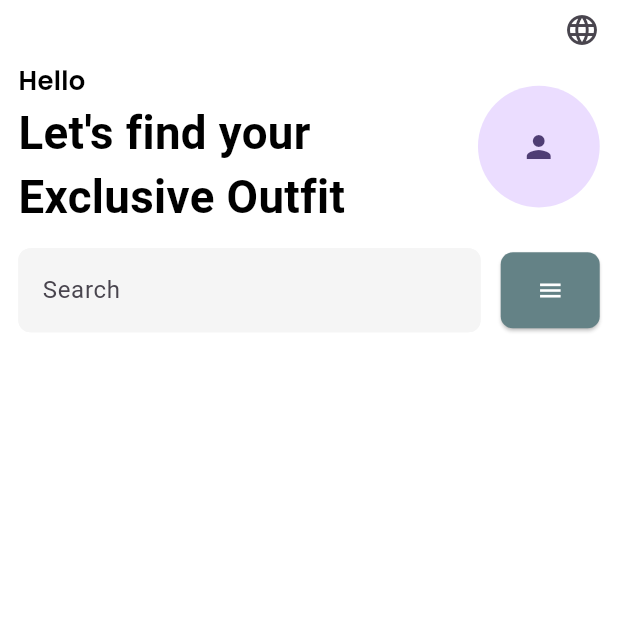
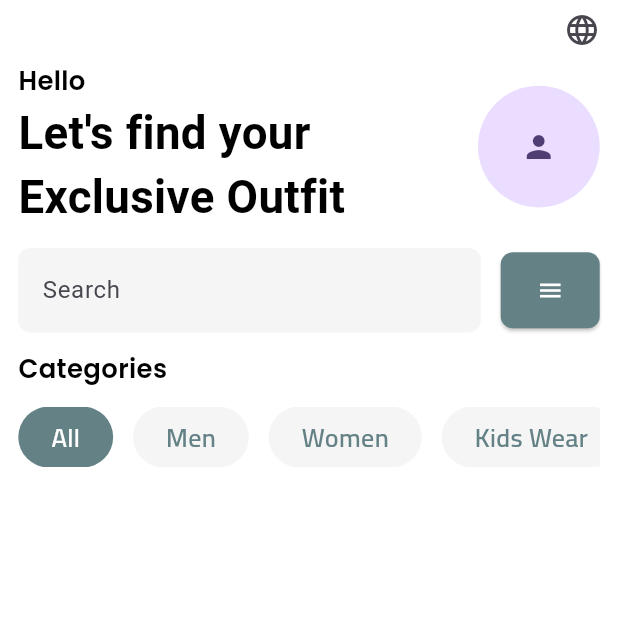
Before and after one commit to ranamohyy/T-shirt-depi-last-app, a Flutter app: the HomeScreen screen opened directly, on a phone screen of 412 x 824 dp, the top half of it. Run offline on Flutter 3.47's test engine with Material 3 defaults, Android fonts, the phone set to English and light mode, and no system bars; our stand-ins replace easy_localization, flutter_screenutil, flutter_svg, google_fonts; statements that could not run were skipped.

Commit message:
finish cateogries

```diff
--- a/assets/translations/ar.json
+++ b/assets/translations/ar.json
@@ -8,5 +8,15 @@
 
   "hello_text" :  "لنستعد للتسوق",
 
-  "search": "بحث"
+  "search": "بحث",
+  "categories" : "تصفح الفئات",
+
+
+
+
+  "All": "الكل",
+  "men": "الرجالي",
+  "women": "الحريمي",
+  "kidsWear": "الاطفال"
+
 }
--- a/assets/translations/en.json
+++ b/assets/translations/en.json
@@ -5,6 +5,13 @@
  "hello" :"Hello",
 
   "hello_text" :  "Let's find your \nExclusive Outfit ",
- "search": "Search"
+ "search": "Search",
+ "categories" : "Categories",
+
+ "All": "All",
+ "men": "Men",
+ "women": "Women",
+ "kidsWear": "Kids Wear"
+
 
 }
--- a/lib/features/home_nav/screens/home_screen.dart
+++ b/lib/features/home_nav/screens/home_screen.dart
@@ -1,8 +1,10 @@
 import '../../../helpers/parallel_imports.dart';
+import '../../search_screen/search_screen.dart';
 
-import '../../search_screen/search_screen.dart';
 part '../../../widgets/home_header.dart';
 part '../../../widgets/search_banner.dart';
+part  '../../../widgets/all_categories.dart';
+
 class HomeScreen extends StatelessWidget {
   const HomeScreen({super.key});
 
@@ -41,7 +43,12 @@ class HomeScreen extends StatelessWidget {
             ///---------------------------------------------------
             ///--------------Search bar-------------------------------
             ///---------------------------------------------------
-            SearchBanner()
+            SearchBanner(),
+            HeightSpace(AppSizes.paddingSize),
+            ///---------------------------------------------------
+            ///-------------- Categories-------------------------------
+            ///---------------------------------------------------
+            AllCategories()
 
           ],
         ),
--- a/lib/helpers/app_sizes.dart
+++ b/lib/helpers/app_sizes.dart
@@ -8,7 +8,9 @@ class AppSizes {
 
   static double paddingSize= 12.r ;
   static double doubleXLSpace =30 ;
+  static double xxLSpace =40 ;
   static double tripleXLSpace =50 ;
+  static double xLSpace =20 ;
 
   static double radiusProfile =40.r ;
   static double radiusSmall =8.r ;
--- a/lib/helpers/app_styles.dart
+++ b/lib/helpers/app_styles.dart
@@ -6,6 +6,16 @@ class AppStyles {
  static final  TextStyle kText17StyleBlack = GoogleFonts.poppins(
     fontSize: 17.sp,
     color: Colors.black,
+   fontWeight: FontWeight.w600
+  );
+ static final  TextStyle kText17StyleWhite = GoogleFonts.cairo(
+    fontSize: 17.sp,
+    color: AppColors.whiteColor,
+   fontWeight: FontWeight.w600
+  );
+ static final  TextStyle kText17StylePrimary = GoogleFonts.cairo(
+    fontSize: 17.sp,
+    color: AppColors.primaryColor,
    fontWeight: FontWeight.w600
   );
 static  final  TextStyle kText30StyleBlack =TextStyle(
--- a/lib/helpers/parallel_imports.dart
+++ b/lib/helpers/parallel_imports.dart
@@ -8,6 +8,7 @@ export 'package:tshirt_depi/helpers/app_constants.dart';
 export 'app_colors.dart';
 export 'package:tshirt_depi/helpers/app_field.dart';
 export '../../../helpers/app_button.dart';
+export 'package:tshirt_depi/helpers/width_space.dart';
 
 //===========packages==================
 export 'package:flutter_screenutil/flutter_screenutil.dart';
--- /dev/null
+++ b/lib/widgets/all_categories.dart
@@ -0,0 +1,62 @@
+part of '../features/home_nav/screens/home_screen.dart';
+
+class AllCategories extends StatefulWidget {
+  AllCategories({super.key});
+
+  @override
+  State<AllCategories> createState() => _AllCategoriesState();
+}
+
+class _AllCategoriesState extends State<AllCategories> {
+  final List<String> categ = ["All", "men", "women", "kidsWear"];
+
+  int currentIndex = 0;
+
+  @override
+  Widget build(BuildContext context) {
+    return Column(
+      crossAxisAlignment: CrossAxisAlignment.start,
+      spacing: AppSizes.paddingSize,
+      children: [
+        Text("categories".tr(), style: AppStyles.kText17StyleBlack),
+
+        SizedBox(
+          height: AppSizes.xxLSpace.h,
+          child: ListView.separated(
+            scrollDirection: Axis.horizontal,
+            itemBuilder: (context, index) {
+              final isSelected = currentIndex == index;
+              return GestureDetector(
+                onTap: () {
+                  setState(() {
+                    currentIndex = index;
+                  });
+                },
+                child: Container(
+                  padding: EdgeInsets.symmetric(horizontal: AppSizes.xLSpace.w),
+                  decoration: BoxDecoration(
+                    borderRadius: BorderRadius.circular(AppSizes.xLSpace.r),
+                    color: isSelected
+                        ? AppColors.primaryColor
+                        : AppColors.whiteGrey,
+                  ),
+                  child: Center(
+                    child: Text(
+                      categ[index].tr(),
+                      style: isSelected
+                          ? AppStyles.kText17StyleWhite
+                          : AppStyles.kText17StylePrimary,
+                    ),
+                  ),
+                ),
+              );
+            },
+
+            separatorBuilder: (context, index) => WidthSpace(12),
+            itemCount: 4,
+          ),
+        ),
+      ],
+    );
+  }
+}
```
